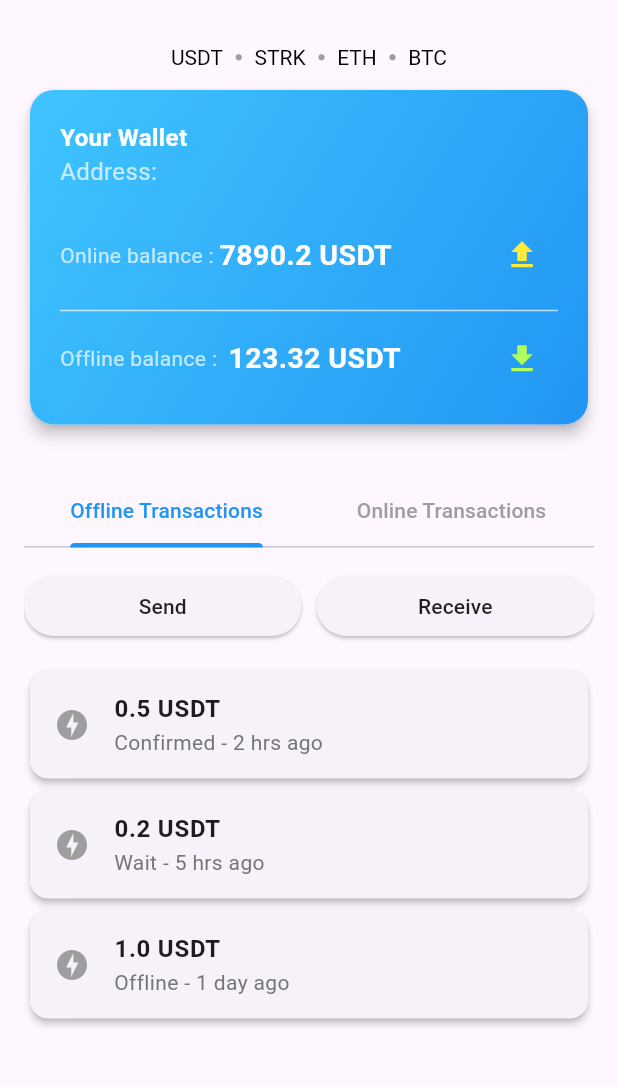
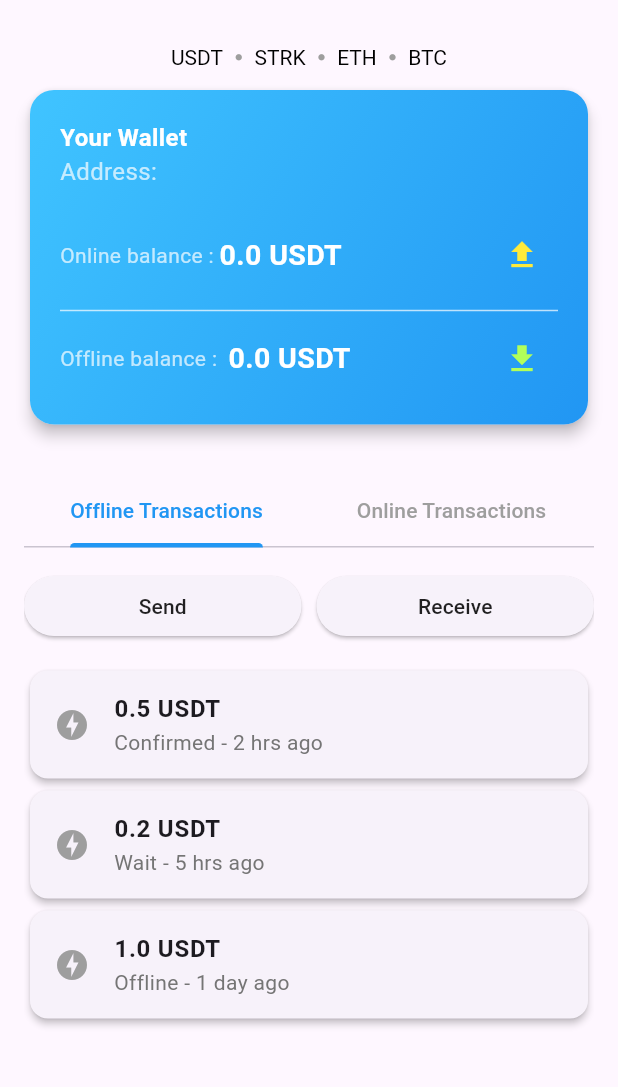
Before and after one commit to elielnfinic/solo_safe_wallet, a Flutter app: the HomePage screen opened directly, on a phone screen of 412 x 824 dp, the part 63-1150 px from its top. Run offline on Flutter 3.47's test engine with Material 3 defaults, Android fonts, the light colour scheme and no system bars; our stand-ins replace convert, flutter_dotenv, flutter_svg, hex, hive_flutter, hooks_riverpod and 3 more; missing offline and left inert: bip32, bip39, clipboard, network_info_plus, secure_enclave, wallet_kit and 1 more; accounts and stored records are empty.

Commit message:
Keys generation

```diff
--- a/lib/screens/home_page/widgets/wallet.dart
+++ b/lib/screens/home_page/widgets/wallet.dart
@@ -97,8 +97,7 @@ class _Wallettate extends State<Wallet> {
                       style: TextStyle(color: Colors.white70),
                     ),
                     Text(
-                      // '$_onlineBalance ETH',
-                      '7890.2 USDT',
+                      '$_onlineBalance USDT',
                       style: TextStyle(
                           fontSize: 19,
                           fontWeight: FontWeight.bold,
@@ -125,8 +124,7 @@ class _Wallettate extends State<Wallet> {
                       style: TextStyle(color: Colors.white70),
                     ),
                     Text(
-                      // '$_offlineBalance ETH',
-                      '123.32 USDT',
+                      '$_offlineBalance USDT',
                       style: TextStyle(
                           fontSize: 19,
                           fontWeight: FontWeight.bold,
```
Also changed, not shown: lib/screens/auth/create_wallet.dart (+2 -43 lines), lib/services/key_manager.dart (+8 -0 lines).
